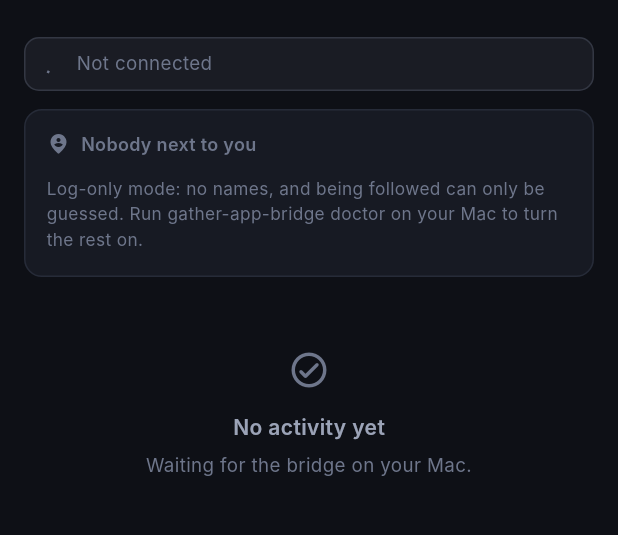
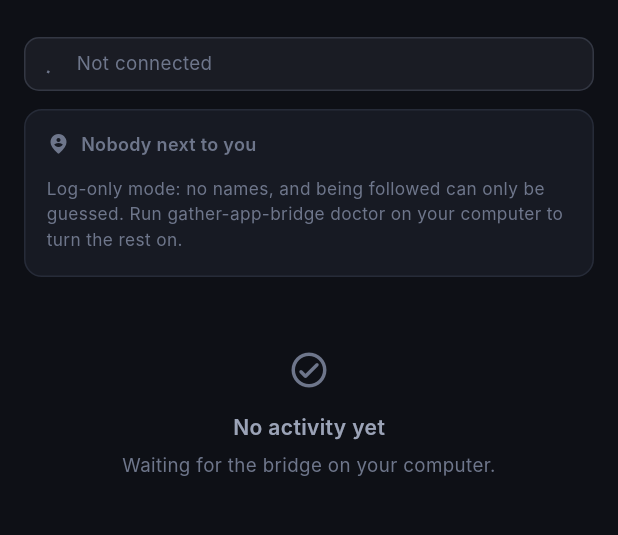
Before and after one commit to JonasGrunau/gather_companion, a Flutter app: the FeedScreen screen opened directly with empty values, on a phone screen of 412 x 824 dp, the part 62-597 px from its top. Run offline on Flutter 3.47's test engine with Material 3 defaults, Android fonts, the phone set to English and light mode, and no system bars; our stand-ins replace flutter_local_notifications, shared_preferences; missing offline and left inert: mobile_scanner; accounts and stored records are empty; Roboto replaces fonts that are missing (Inter).

Commit message:
Stop assuming the two halves are a Mac and an iPhone
Android and desktop targets are planned, and the copy read as though they were
not: "Forget this Mac", "Pair with your Mac", "Waiting for the bridge on your
Mac", "In the iPhone app, enter". None of that was ever load-bearing — the
contract is HTTP and a WebSocket, and nothing in `lib/` is platform-specific —
so it was an assumption in the wording rather than in the code. Now: computer
and phone.

The pairing failure message needed more than a substitution. It named iOS and
routed people to Settings › Privacy & Security › Local Network, which is the
right advice on exactly one platform. It still leads with the real cause — the
first connection to a private address is what raises the prompt, and that
attempt fails while the prompt is still open — but points at "the system
settings for this app" instead. That supersedes the copy from the previous
commit; the diagnosis it was written to fix is unchanged.

What stays Apple-specific, because it is true and not framing:

  * The bridge runs on macOS today — launchd, `~/Library/Logs/GatherV2`, the
    `/Applications` path. The caveat now says "today" and names what a port
    needs (log paths, a service installer) rather than presenting macOS-only as
    a design stance.
  * Xcode signing, SPM-vs-CocoaPods, `DarwinInitializationSettings`, the
    asset-catalog paths. The README carries the Android counterparts alongside
    them, and notes that desktop has no `mobile_scanner` camera so it falls back
    to the type-the-code path, which was always a first-class route.
  * `en0 is Wi-Fi on every Mac` in `paths.js` — that comment explains the
    interface-ranking heuristic, and it is the line a Windows port has to
    revisit.

The README no longer says "iOS only ... by design". Only the iOS runner is
scaffolded, which is a different claim, and it names the `flutter create` line
that adds the others.

flutter analyze clean, 25 widget tests and 65 bridge tests pass.

Co-Authored-By: Claude Opus 5 (1M context) <noreply@anthropic.com>

```diff
--- a/app/lib/main.dart
+++ b/app/lib/main.dart
@@ -41,7 +41,7 @@ class _GatherCompanionAppState extends State<GatherCompanionApp> with WidgetsBin
 
   @override
   void didChangeAppLifecycleState(AppLifecycleState lifecycle) {
-    // iOS tears the socket down while the app is suspended. Coming back to the
+    // The OS tears the socket down while the app is suspended. Coming back to the
     // foreground has to reconnect, which also replays everything missed.
     if (lifecycle == AppLifecycleState.resumed) unawaited(_state.reconnect());
   }
--- a/app/lib/src/app_state.dart
+++ b/app/lib/src/app_state.dart
@@ -180,7 +180,7 @@ class AppState extends ChangeNotifier {
   /// The floor is what makes pull-to-refresh feel like an action rather than a
   /// twitch: a local bridge answers in ~50ms, and an indicator that appears and
   /// vanishes inside two frames reads as a rendering fault. The ceiling lives in
-  /// [BridgeClient.whenLive], so an unreachable Mac releases the spinner instead
+  /// [BridgeClient.whenLive], so an unreachable computer releases the spinner instead
   /// of pinning it open.
   Future<void> reconnect() async {
     // The floor is outside the null check on purpose: the gesture should feel
@@ -260,7 +260,7 @@ class AppState extends ChangeNotifier {
   }
 
   /// Test seam: feeds a snapshot in as though the bridge had sent it, so the
-  /// screens can be exercised without a Mac on the other end.
+  /// screens can be exercised without a computer on the other end.
   @visibleForTesting
   void debugApplySnapshot(PresenceSnapshot snapshot) {
     _loaded = true;
--- a/app/lib/src/notifications.dart
+++ b/app/lib/src/notifications.dart
@@ -5,12 +5,12 @@ import 'package:gather_events/gather_events.dart';
 ///
 /// A deliberate limitation, stated plainly rather than papered over: these fire
 /// only while the app is running — in the foreground, or during the short window
-/// iOS grants a backgrounded app before it suspends the WebSocket. Once iOS
+/// the OS grants a backgrounded app before it suspends the WebSocket. Once the OS
 /// suspends the app the socket is gone and nothing can be delivered until you
 /// open it again, at which point the bridge replays everything that was missed
 /// (see `BridgeClient.lastSeq`), so the *log* stays complete even though the
-/// alerts do not. Waking a locked phone would need APNs push from the Mac, which
-/// means an Apple Developer account and a push certificate.
+/// alerts do not. Waking a locked phone would need a push service driven from the
+/// computer, which means a developer account and push credentials per platform.
 class Notifier {
   Notifier({this.notifyOnFollow = true, this.notifyOnProximity = true});
 
--- a/app/lib/src/settings.dart
+++ b/app/lib/src/settings.dart
@@ -1,6 +1,6 @@
 import 'package:shared_preferences/shared_preferences.dart';
 
-/// Where the Mac-side bridge lives, and the token that pairs us with it.
+/// Where the computer-side bridge lives, and the token that pairs us with it.
 ///
 /// `gather-app-bridge install` prints both. They are stored on the device so the
 /// app reconnects on its own after a restart.
@@ -63,7 +63,7 @@ class BridgeSettings {
     await prefs.setString(_tokenKey, token.trim());
   }
 
-  /// What the Mac calls itself, shown as "paired with …".
+  /// What the computer calls itself, shown as "paired with …".
   static Future<String?> loadName() async {
     final prefs = await SharedPreferences.getInstance();
     return prefs.getString(_nameKey);
--- a/app/lib/ui/feed_screen.dart
+++ b/app/lib/ui/feed_screen.dart
@@ -155,7 +155,7 @@ class _TopBar extends StatelessWidget {
                 ),
               ),
               const PopupMenuItem(value: 'clear', child: Text('Clear activity')),
-              const PopupMenuItem(value: 'unpair', child: Text('Forget this Mac')),
+              const PopupMenuItem(value: 'unpair', child: Text('Forget this computer')),
             ],
           ),
         ],
@@ -373,7 +373,7 @@ class _AroundYou extends StatelessWidget {
                   const SizedBox(height: 12),
                   Text(
                     'Log-only mode: no names, and being followed can only be '
-                    'guessed. Run gather-app-bridge doctor on your Mac to turn the '
+                    'guessed. Run gather-app-bridge doctor on your computer to turn the '
                     'rest on.',
                     style: TextStyle(fontSize: 11.5, height: 1.45, color: t.faint),
                   ),
@@ -704,7 +704,7 @@ class _EmptyFeed extends StatelessWidget {
             connected
                 ? 'Nothing worth interrupting you for. Anyone walking up to you, or '
                     'following you, shows up here.'
-                : 'Waiting for the bridge on your Mac.',
+                : 'Waiting for the bridge on your computer.',
             textAlign: TextAlign.center,
             style: TextStyle(fontSize: 12.5, height: 1.5, color: t.faint),
           ),
--- a/app/lib/ui/pair_screen.dart
+++ b/app/lib/ui/pair_screen.dart
@@ -6,10 +6,10 @@ import '../src/pairing.dart';
 import '../theme/gather_theme.dart';
 import 'type_code_dialog.dart';
 
-/// Pairing with the Mac by looking at the square its bridge printed.
+/// Pairing with the computer by looking at the square its bridge printed.
 ///
 /// The camera opens straight away: this screen is only ever reached when there is
-/// a Mac to pair with, so asking first would be a tap in front of the only thing
+/// a computer to pair with, so asking first would be a tap in front of the only thing
 /// anyone came here to do. The instruction sits under the frame rather than in
 /// front of it, because the person who has already run the command needs the
 /// viewfinder and the person who has not needs the sentence.
@@ -63,8 +63,8 @@ class _PairScreenState extends State<PairScreen> {
   Future<void> _claim(PairPayload payload) async {
     if (!payload.hasAddress) {
       setState(() => _error =
-          'That square has no address in it, so this phone cannot tell which Mac '
-          'to reach. Update the bridge, or type the code and address in.');
+          'That square has no address in it, so this phone cannot tell which '
+          'computer to reach. Update the bridge, or type the code and address in.');
       return;
     }
 
@@ -149,7 +149,7 @@ class _Header extends StatelessWidget {
             child: Column(
               crossAxisAlignment: CrossAxisAlignment.start,
               children: [
-                Text('Pair with your Mac', style: Theme.of(context).textTheme.titleLarge),
+                Text('Pair with your computer', style: Theme.of(context).textTheme.titleLarge),
                 const SizedBox(height: 3),
                 Text(
                   'Point the camera at the square in your terminal',
@@ -384,7 +384,7 @@ class _Hint extends StatelessWidget {
           const _Command(text: 'npx gather-app-bridge pair'),
           const SizedBox(height: 10),
           Text(
-            'Run that on the Mac that has Gather open. It prints a square to point '
+            'Run that on the computer that has Gather open. It prints a square to point '
             'this at.',
             textAlign: TextAlign.center,
             style: TextStyle(fontSize: 12.5, height: 1.5, color: t.faint),
--- a/app/lib/ui/type_code_dialog.dart
+++ b/app/lib/ui/type_code_dialog.dart
@@ -9,7 +9,7 @@ import '../theme/gather_theme.dart';
 /// option.
 ///
 /// Two fields, because there is no relay in the middle: the code proves the person
-/// was looking at the terminal, and the address says which Mac to knock on. The
+/// was looking at the terminal, and the address says which computer to knock on. The
 /// bridge prints both under the square for exactly this path.
 ///
 /// Returns true when pairing succeeded.
--- a/package.json
+++ b/package.json
@@ -1,7 +1,7 @@
 {
   "name": "gather-app-bridge",
   "version": "0.1.1",
-  "description": "Watches the Gather V2 desktop client on your Mac and streams presence events — who is standing next to you, who is following you — to the Gather Companion iPhone app over your LAN.",
+  "description": "Watches the Gather V2 desktop client on your computer and streams presence events — who is standing next to you, who is following you — to the Gather Companion phone app over your LAN.",
   "license": "MIT",
   "author": "Jonas Grunau",
   "repository": {
--- a/packages/gather_events/lib/gather_events.dart
+++ b/packages/gather_events/lib/gather_events.dart
@@ -1,4 +1,4 @@
-/// Shared wire models between the Mac-side bridge and the Flutter companion app.
+/// Shared wire models between the computer-side bridge and the Flutter companion app.
 library;
 
 export 'src/events.dart';
```
Also changed, not shown: app/lib/src/bridge_client.dart (+4 -4 lines), app/lib/src/pairing.dart (+12 -12 lines), 5 other files.
